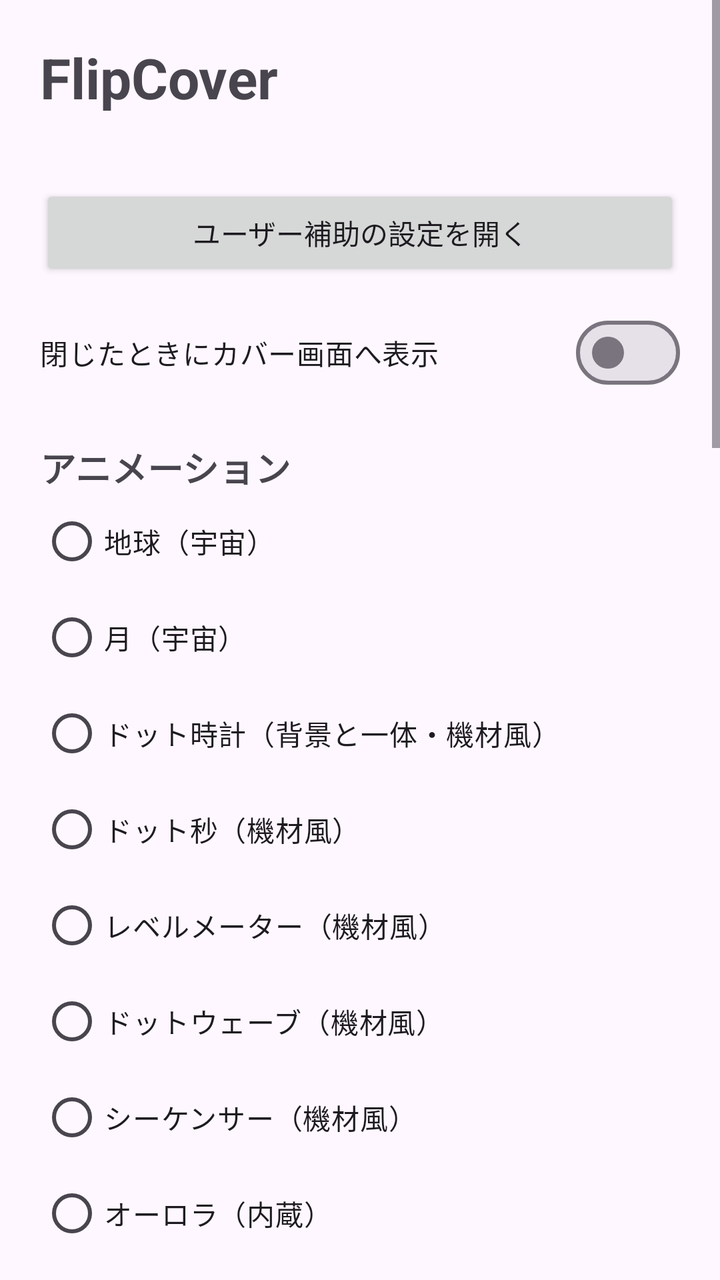
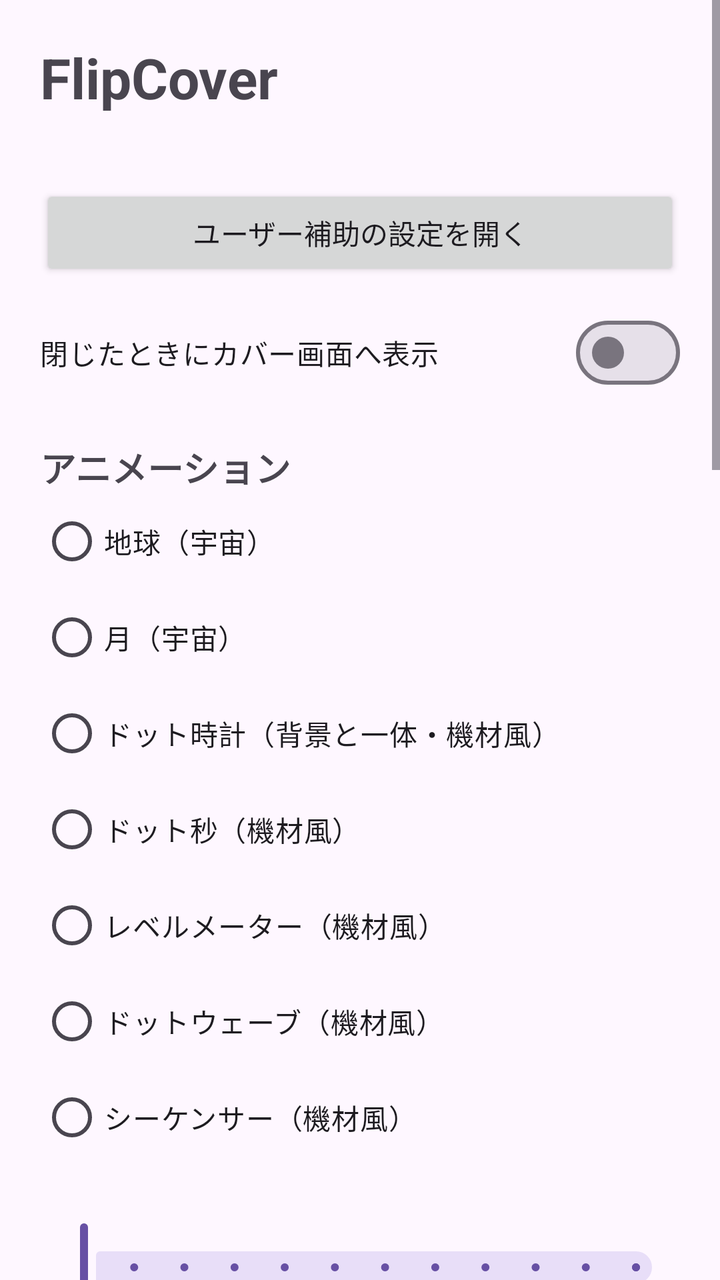

Before-and-after screenshots of an Android layout around one commit, followed by the original layout XML and the change that was made.
<!-- AndroidManifest.xml: application theme Theme.FlipCover -->
<!-- res/layout/activity_main.xml -->
<?xml version="1.0" encoding="utf-8"?>
<ScrollView xmlns:android="http://schemas.android.com/apk/res/android"
    android:layout_width="match_parent"
    android:layout_height="match_parent"
    android:fitsSystemWindows="true">

    <LinearLayout
        android:layout_width="match_parent"
        android:layout_height="wrap_content"
        android:orientation="vertical"
        android:padding="20dp">

        <TextView
            android:layout_width="wrap_content"
            android:layout_height="wrap_content"
            android:text="@string/app_name"
            android:textSize="28sp"
            android:textStyle="bold" />

        <TextView
            android:id="@+id/serviceStatus"
            android:layout_width="wrap_content"
            android:layout_height="wrap_content"
            android:layout_marginTop="8dp" />

        <Button
            android:id="@+id/openAccessibility"
            android:layout_width="match_parent"
            android:layout_height="wrap_content"
            android:layout_marginTop="8dp"
            android:text="ユーザー補助の設定を開く" />

        <com.google.android.material.materialswitch.MaterialSwitch
            android:id="@+id/enabledSwitch"
            android:layout_width="match_parent"
            android:layout_height="wrap_content"
            android:layout_marginTop="12dp"
            android:text="閉じたときにカバー画面へ表示" />

        <TextView
            android:layout_width="wrap_content"
            android:layout_height="wrap_content"
            android:layout_marginTop="20dp"
            android:text="アニメーション"
            android:textSize="18sp"
            android:textStyle="bold" />

        <RadioGroup
            android:id="@+id/modeGroup"
            android:layout_width="match_parent"
            android:layout_height="wrap_content">

            <RadioButton android:id="@+id/modeEarth" android:layout_width="wrap_content"
                android:layout_height="wrap_content" android:text="地球（宇宙）" />
            <RadioButton android:id="@+id/modeMoon" android:layout_width="wrap_content"
                android:layout_height="wrap_content" android:text="月（宇宙）" />
            <RadioButton android:id="@+id/modeDotClock" android:layout_width="wrap_content"
                android:layout_height="wrap_content" android:text="ドット時計（背景と一体・機材風）" />
            <RadioButton android:id="@+id/modeDotSeconds" android:layout_width="wrap_content"
                android:layout_height="wrap_content" android:text="ドット秒（機材風）" />
            <RadioButton android:id="@+id/modeLevelMeter" android:layout_width="wrap_content"
                android:layout_height="wrap_content" android:text="レベルメーター（機材風）" />
            <RadioButton android:id="@+id/modeDotWave" android:layout_width="wrap_content"
                android:layout_height="wrap_content" android:text="ドットウェーブ（機材風）" />
            <RadioButton android:id="@+id/modeSequencer" android:layout_width="wrap_content"
                android:layout_height="wrap_content" android:text="シーケンサー（機材風）" />
            <RadioButton android:id="@+id/modeAurora" android:layout_width="wrap_content"
                android:layout_height="wrap_content" android:text="オーロラ（内蔵）" />
            <RadioButton android:id="@+id/modeParticles" android:layout_width="wrap_content"
                android:layout_height="wrap_content" android:text="パーティクル（内蔵）" />
            <RadioButton android:id="@+id/modeGif" android:layout_width="wrap_content"
                android:layout_height="wrap_content" android:text="GIF / アニメーションWebP" />
            <RadioButton android:id="@+id/modeVideo" android:layout_width="wrap_content"
                android:layout_height="wrap_content" android:text="動画（ループ・無音）" />
        </RadioGroup>

        <TextView
            android:id="@+id/speedLabel"
            android:layout_width="wrap_content"
            android:layout_height="wrap_content"
            android:layout_marginTop="8dp" />

        <com.google.android.material.slider.Slider
            android:id="@+id/speedSlider"
            android:layout_width="match_parent"
            android:layout_height="wrap_content"
            android:stepSize="0.25"
            android:valueFrom="0.25"
            android:valueTo="3" />

        <TextView
            android:id="@+id/mediaLabel"
            android:layout_width="wrap_content"
            android:layout_height="wrap_content"
            android:textSize="12sp" />

        <com.google.android.material.materialswitch.MaterialSwitch
            android:id="@+id/clockSwitch"
            android:layout_width="match_parent"
            android:layout_height="wrap_content"
            android:layout_marginTop="12dp"
            android:text="時計を重ねて表示" />

        <com.google.android.material.materialswitch.MaterialSwitch
            android:id="@+id/boldMinuteSwitch"
            android:layout_width="match_parent"
            android:layout_height="wrap_content"
            android:text="分針を太く長くする（ドット系の時計）" />

        <com.google.android.material.materialswitch.MaterialSwitch
            android:id="@+id/minuteTipSwitch"
            android:layout_width="match_parent"
            android:layout_height="wrap_content"
            android:text="分針の先に丸と外周の印を付ける（ドット系の時計）" />

        <com.google.android.material.materialswitch.MaterialSwitch
            android:id="@+id/digitalSwitch"
            android:layout_width="match_parent"
            android:layout_height="wrap_content"
            android:text="秒つきデジタル時計も表示する" />

        <com.google.android.material.materialswitch.MaterialSwitch
            android:id="@+id/backdropSwitch"
            android:layout_width="match_parent"
            android:layout_height="wrap_content"
            android:text="時計の後ろをぼかして見やすくする" />

        <Button
            android:id="@+id/clockStyle"
            style="@style/Widget.Material3.Button.OutlinedButton"
            android:layout_width="match_parent"
            android:layout_height="wrap_content"
            android:layout_marginTop="4dp" />

        <TextView
            android:layout_width="wrap_content"
            android:layout_height="wrap_content"
            android:layout_marginTop="20dp"
            android:text="カバー画面のアプリ"
            android:textSize="18sp"
            android:textStyle="bold" />

        <TextView
            android:id="@+id/appsLabel"
            android:layout_width="wrap_content"
            android:layout_height="wrap_content"
            android:textSize="12sp" />

        <Button
            android:id="@+id/pickApps"
            android:layout_width="match_parent"
            android:layout_height="wrap_content"
            android:layout_marginTop="4dp"
            android:text="アプリを選ぶ" />

        <TextView
            android:layout_width="wrap_content"
            android:layout_height="wrap_content"
            android:layout_marginTop="20dp"
            android:text="プレビュー"
            android:textSize="18sp"
            android:textStyle="bold" />

        <TextView
            android:layout_width="wrap_content"
            android:layout_height="wrap_content"
            android:text="ドラッグで移動、2本指で拡大・縮小できます。赤い枠はカメラの位置です。"
            android:textSize="12sp" />

        
        <FrameLayout
            android:id="@+id/preview"
            android:layout_width="300dp"
            android:layout_height="332dp"
            android:layout_gravity="center_horizontal"
            android:layout_marginTop="8dp"
            android:background="#000000"
            android:clipChildren="true" />

        <Button
            android:id="@+id/resetLayout"
            style="@style/Widget.Material3.Button.TextButton"
            android:layout_width="wrap_content"
            android:layout_height="wrap_content"
            android:layout_gravity="center_horizontal"
            android:text="配置を元に戻す" />

        <TextView
            android:layout_width="wrap_content"
            android:layout_height="wrap_content"
            android:layout_marginTop="20dp"
            android:text="ディスプレイ情報（デバッグ用）"
            android:textStyle="bold" />

        <TextView
            android:id="@+id/displayInfo"
            android:layout_width="wrap_content"
            android:layout_height="wrap_content"
            android:fontFamily="monospace"
            android:textSize="11sp" />
    </LinearLayout>
</ScrollView>
<!-- resources referenced by this layout -->
<resources>
  <string name="app_name">FlipCover</string>
  <style name="Theme.FlipCover" parent="Theme.Material3.DayNight.NoActionBar" />
</resources>

<!-- the commit's change to res/layout/activity_main.xml (unified diff, before → after) -->
@@ -64,14 +64,6 @@
                 android:layout_height="wrap_content" android:text="ドットウェーブ（機材風）" />
             <RadioButton android:id="@+id/modeSequencer" android:layout_width="wrap_content"
                 android:layout_height="wrap_content" android:text="シーケンサー（機材風）" />
-            <RadioButton android:id="@+id/modeAurora" android:layout_width="wrap_content"
-                android:layout_height="wrap_content" android:text="オーロラ（内蔵）" />
-            <RadioButton android:id="@+id/modeParticles" android:layout_width="wrap_content"
-                android:layout_height="wrap_content" android:text="パーティクル（内蔵）" />
-            <RadioButton android:id="@+id/modeGif" android:layout_width="wrap_content"
-                android:layout_height="wrap_content" android:text="GIF / アニメーションWebP" />
-            <RadioButton android:id="@+id/modeVideo" android:layout_width="wrap_content"
-                android:layout_height="wrap_content" android:text="動画（ループ・無音）" />
         </RadioGroup>
 
         <TextView
@@ -88,12 +80,6 @@
             android:valueFrom="0.25"
             android:valueTo="3" />
 
-        <TextView
-            android:id="@+id/mediaLabel"
-            android:layout_width="wrap_content"
-            android:layout_height="wrap_content"
-            android:textSize="12sp" />
-
         <com.google.android.material.materialswitch.MaterialSwitch
             android:id="@+id/clockSwitch"
             android:layout_width="match_parent"
@@ -112,6 +98,25 @@
             android:layout_width="match_parent"
             android:layout_height="wrap_content"
             android:text="分針の先に丸と外周の印を付ける（ドット系の時計）" />
+
+        <com.google.android.material.materialswitch.MaterialSwitch
+            android:id="@+id/taperSwitch"
+            android:layout_width="match_parent"
+            android:layout_height="wrap_content"
+            android:text="針の先を細くする（ドット系の時計）" />
+
+        <TextView
+            android:id="@+id/glowLabel"
+            android:layout_width="wrap_content"
+            android:layout_height="wrap_content"
+            android:layout_marginTop="8dp" />
+
+        <com.google.android.material.slider.Slider
+            android:id="@+id/glowSlider"
+            android:layout_width="match_parent"
+            android:layout_height="wrap_content"
+            android:valueFrom="0"
+            android:valueTo="1" />
 
         <com.google.android.material.materialswitch.MaterialSwitch
             android:id="@+id/digitalSwitch"
